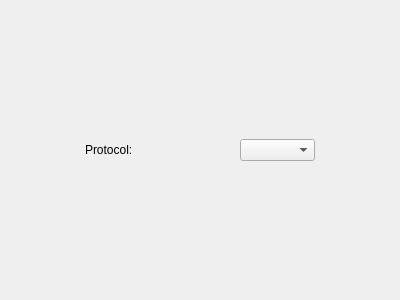
The window that gui/forms/protocolsstatswidget.ui (OSLL/Linux_FreeBSD_networking_perf) describes before a commit, drawn with Qt 5.
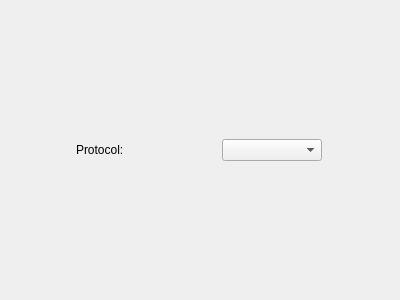
The same window after the commit.

Commit message: fix(linux): add ipv6 protocols to protocols stats

Patch:
```diff
--- a/gui/forms/protocolsstatswidget.ui
+++ b/gui/forms/protocolsstatswidget.ui
@@ -33,7 +33,7 @@
       <widget class="QComboBox" name="protocolComboBox">
        <property name="maximumSize">
         <size>
-         <width>75</width>
+         <width>100</width>
          <height>16777215</height>
         </size>
        </property>
```
The commit also changes 2 other files.
